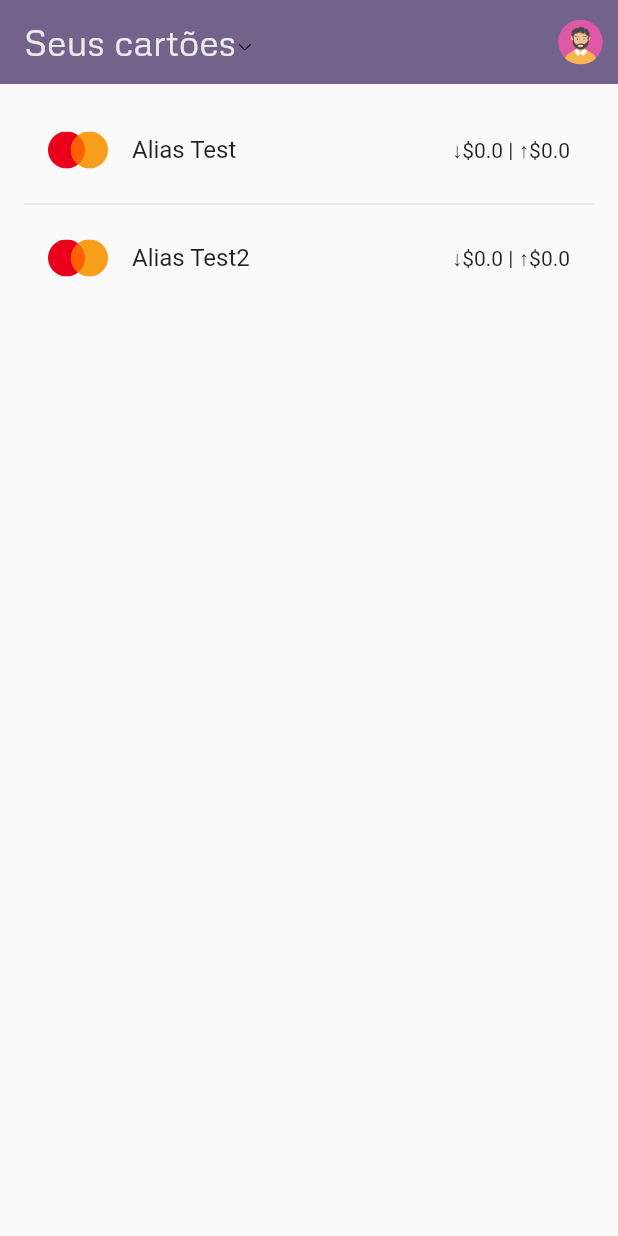
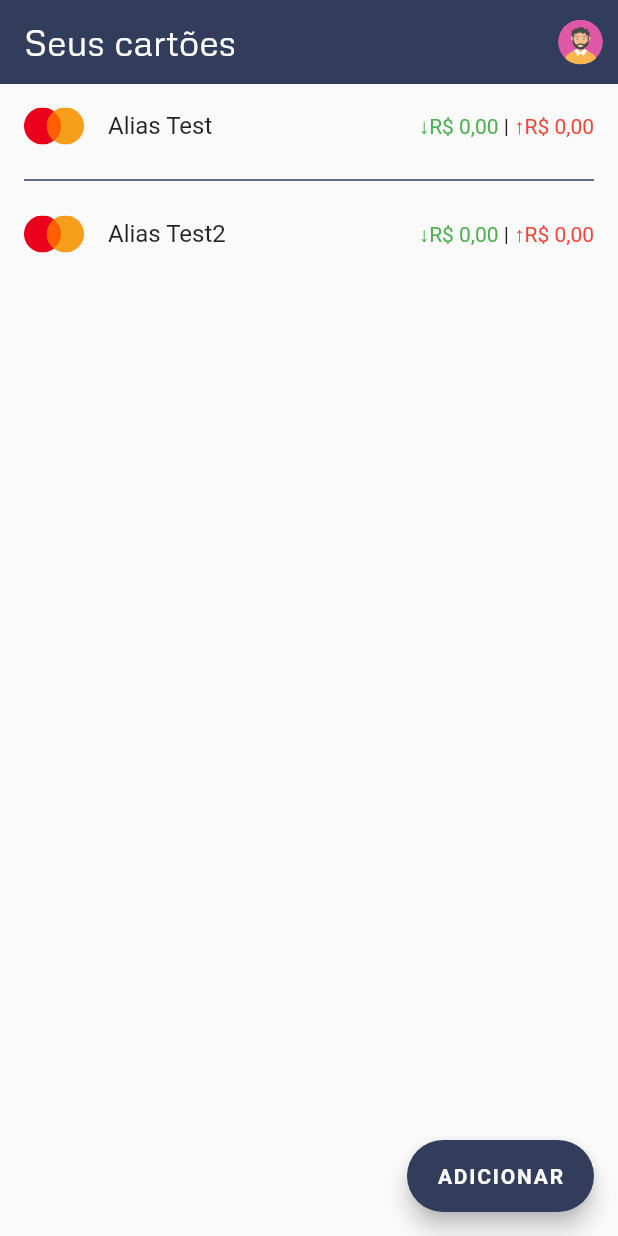
Before and after one commit to travizanutto/ad35c, a Flutter app: the screen it shows after launch, on a phone screen of 412 x 824 dp. Run offline on Flutter 3.47's test engine with Material 2 defaults, Android fonts, the phone set to English and light mode, and no system bars; our stand-ins replace flutter_svg, get.

Commit message:
Get added to project and button to add card (#8)
* some minor name refactoring

* file refactoring

* Get added to project and button to add card

```diff
--- a/lib/pages/transaction_controller.dart
+++ b/lib/controllers/transaction_controller.dart
@@ -1,11 +1,11 @@
-import 'package:vwalltet/models/transaction.dart';
+import 'package:vwalltet/models/transaction_model.dart';
 
 class TransactionController {
-  late List<Transaction> transactionList;
+  late List<TransactionModel> transactionList;
 
   TransactionController() {
     transactionList = [
-      Transaction(
+      TransactionModel(
           name: "Teste", description: "01", price: 0.00, date: DateTime.now()),
     ];
   }
--- a/lib/main.dart
+++ b/lib/main.dart
@@ -1,4 +1,5 @@
 import 'package:flutter/material.dart';
+import 'package:get/get.dart';
 import 'package:vwalltet/pages/home_page.dart';
 
 void main() {
@@ -10,7 +11,7 @@ class MyApp extends StatelessWidget {
 
   @override
   Widget build(BuildContext context) {
-    return MaterialApp(
+    return GetMaterialApp(
       debugShowCheckedModeBanner: false,
       home: HomePage(),
     );
--- a/lib/models/card_model.dart
+++ b/lib/models/card_model.dart
@@ -1,14 +1,17 @@
+import 'package:vwalltet/models/transaction_model.dart';
+
 enum Issuer { unknown, visa, mastercard }
 
 class CardModel {
-  String cardholderName;
+  final String cardholderName;
   String alias;
-  String cardNumber;
-  String cvc;
-  Issuer issuer;
-  DateTime expDate;
+  final String cardNumber;
+  final String cvc;
+  final Issuer issuer;
+  final DateTime expDate;
   double incoming;
   double expense;
+  List<TransactionModel> transactionList;
 
   CardModel(
       {required this.cardholderName,
@@ -16,6 +19,8 @@ class CardModel {
       required this.cardNumber,
       required this.cvc,
       required this.issuer,
-      required this.expDate})
-      : incoming = 0, expense = 0;
+      required this.expDate,})
+      : incoming = 0,
+      expense = 0,
+      transactionList = [];
 }
--- a/lib/models/profile.dart
+++ b/lib/models/profile_model.dart
@@ -1,4 +1,4 @@
-class UserProfile {
+class ProfileModel {
   String id;
   String username;
   String email;
@@ -6,7 +6,7 @@ class UserProfile {
   String bio;
   String profileImageUrl;
 
-  UserProfile({
+  ProfileModel({
     required this.id,
     required this.username,
     required this.email,
--- a/lib/models/transaction.dart
+++ /dev/null
@@ -1,8 +0,0 @@
-class Transaction {
-  String name;
-  String description;
-  double price;
-  DateTime date;
-
-  Transaction({required this.name, required this.description, required this.price, required this.date});
-}
--- a/lib/pages/home_page.dart
+++ b/lib/pages/home_page.dart
@@ -1,10 +1,12 @@
 import 'package:flutter/material.dart';
 import 'package:flutter_svg/flutter_svg.dart';
-import 'package:vwalltet/pages/transaction_controller.dart';
+import 'package:get/get.dart';
+import 'package:vwalltet/pages/card_mang_page.dart';
 import 'package:vwalltet/repositories/card_repository.dart';
+import 'package:vwalltet/widgets/card_list_view.dart';
+import 'package:vwalltet/widgets/home_page_widgets.dart';
 import 'profile_page.dart';
-import '../models/profile.dart';
-
+import '../models/profile_model.dart';
 
 class CustomColor {
   static const gunmetal = 0xff183642;
@@ -14,7 +16,7 @@ class CustomColor {
   static const EASports = 0xffeaeaea;
 }
 
-UserProfile userProfile = UserProfile(
+ProfileModel userProfile = ProfileModel(
   id: 'userId',
   username: 'NomeDeUsuario',
   email: 'usuario@example.com',
@@ -29,9 +31,6 @@ class HomePage extends StatefulWidget {
 }
 
 class _HomePageState extends State<HomePage> {
-  var transactionController = TransactionController();
-  final cardList = CardRepository.list;
-
   @override
   void initState() {
     build(context);
@@ -42,68 +41,17 @@ class _HomePageState extends State<HomePage> {
   Widget build(BuildContext context) {
     return Scaffold(
       appBar: homePageAppBar(context),
-      body: ListView.separated(
-          itemBuilder: (BuildContext context, int index) {
-            return ListTile(
-              leading: SizedBox(
-                  width: 40,
-                  height: 40,
-                  child: SvgPicture.asset('assets/icons/mastercard_logo.svg')),
-              title: Text(cardList[index].alias),
-              trailing: Text('↓\$${cardList[index].incoming} | ↑\$${cardList[index].expense}'),
-            );
-          },
-          padding: EdgeInsets.all(16),
-          separatorBuilder: (_, __) => const Divider(),
-          itemCount: cardList.length),
+      body: cardListView(),
+      floatingActionButton: FloatingActionButton.extended(
+        onPressed: () {
+          Get.to(CardManagerPage());
+        },
+        label: Text(
+          'ADICIONAR',
+          style: TextStyle(fontWeight: FontWeight.bold),
+        ),
+        backgroundColor: Color(CustomColor.delftBlue),
+      ),
     );
   }
 }
-
-Row appBarTitle() {
-  return Row(
-    children: [
-      const Text('Seus cartões',
-          style: TextStyle(
-            fontFamily: 'Metrophobic',
-            fontSize: 24,
-            color: Color(CustomColor.EASports),
-          )),
-      Padding(
-        padding: const EdgeInsets.only(left: 2, top: 7),
-        child: SizedBox(
-            height: 8.0,
-            width: 8.0,
-            child: SvgPicture.asset('assets/icons/down_arrow.svg')),
-      )
-    ],
-  );
-}
-
-AppBar homePageAppBar(BuildContext context) {
-  return AppBar(
-    title: appBarTitle(),
-    centerTitle: false,
-    backgroundColor: const Color(CustomColor.pompAndPower),
-    actions: [
-      GestureDetector(
-        onTap: () {
-          // Navegue para a ProfilePage quando o ícone for tocado.
-          Navigator.push(
-            context,
-            MaterialPageRoute(
-              builder: (context) => ProfilePage(userProfile: userProfile),
-            ),
-          );
-        },
-        child: Container(
-          margin: const EdgeInsets.all(10),
-          width: 30,
-          height: 30,
-          child: SvgPicture.asset('assets/icons/man_pp.svg'),
-        ),
-      ),
-    ],
-    elevation: 0,
-  );
-}
--- a/lib/repositories/card_repository.dart
+++ b/lib/repositories/card_repository.dart
@@ -1,14 +1,15 @@
 import 'package:vwalltet/models/card_model.dart';
 
 class CardRepository {
-  static List<CardModel> list = [
+  List<CardModel> _list = [
     CardModel(
         cardholderName: 'Nome de Test',
         cardNumber: 'xxxx-xxxx-xxxx-xxxx',
         cvc: '00',
         expDate: DateTime.now(),
         alias: 'Alias Test',
-        issuer: Issuer.mastercard),
+        issuer: Issuer.mastercard,
+        ),
     CardModel(
         cardholderName: 'Nome de Test2',
         cardNumber: 'xxxx-xxxx-xxxx-xxxx',
@@ -17,4 +18,5 @@ class CardRepository {
         alias: 'Alias Test2',
         issuer: Issuer.visa),
   ];
+  List<CardModel> get list => _list;
 }
--- a/lib/repositories/transaction_repository.dart
+++ b/lib/repositories/transaction_repository.dart
@@ -1,9 +1,7 @@
-import 'package:vwalltet/models/transaction.dart';
+import 'package:vwalltet/models/transaction_model.dart';
 
 class TransactionRepository {
-  final List<Transaction> _transactionList = [];
+  final List<TransactionModel> _transactionList = [];
 
   get transactionList => _transactionList;
-
-
 }
--- /dev/null
+++ b/lib/widgets/card_list_view.dart
@@ -0,0 +1,49 @@
+import 'package:flutter/material.dart';
+import 'package:flutter_svg/flutter_svg.dart';
+import 'package:intl/intl.dart';
+import 'package:vwalltet/controllers/card_controller.dart';
+import 'package:vwalltet/pages/home_page.dart';
+import 'package:vwalltet/repositories/card_repository.dart';
+
+Widget cardListView() {
+  final cardList = CardController().cardList;
+  final currencyFormat = NumberFormat.currency(locale: 'pt_BR', name: 'R\$');
+  return ListView.separated(
+    itemBuilder: (BuildContext context, int index) {
+      return ListTile(
+        leading: SizedBox(
+            width: 40,
+            height: 40,
+            child: SvgPicture.asset('assets/icons/mastercard_logo.svg')),
+        title: Text(cardList[index].alias),
+        trailing: SizedBox(
+          width: 150,
+          height: 20,
+          child: Row(
+            mainAxisAlignment: MainAxisAlignment.end,
+            children: [
+              Text(
+                //↓
+                '↓${currencyFormat.format(cardList[index].incoming)}',
+                style: TextStyle(color: Colors.green),
+              ),
+              Text(' | '),
+              Text(
+                //
+                '↑${currencyFormat.format(cardList[index].expense)}',
+                style: TextStyle(color: Colors.red),
+              ),
+            ],
+          ),
+        ),
+      );
+    },
+    separatorBuilder: (_, __) => const Divider(
+      indent: 16,
+      endIndent: 16,
+      thickness: 1,
+      color: Color(CustomColor.delftBlue),
+    ),
+    itemCount: cardList.length,
+  );
+}
--- /dev/null
+++ b/lib/widgets/home_page_widgets.dart
@@ -0,0 +1,40 @@
+import 'package:flutter/material.dart';
+import 'package:flutter_svg/svg.dart';
+import 'package:get/get.dart';
+import 'package:vwalltet/pages/home_page.dart';
+import 'package:vwalltet/pages/profile_page.dart';
+
+Row appBarTitle() {
+  return const Row(
+    children: [
+      Text('Seus cartões',
+          style: TextStyle(
+            fontFamily: 'Metrophobic',
+            fontSize: 24,
+            color: Color.fromARGB(255, 255, 255, 255),
+          )),
+    ],
+  );
+}
+
+AppBar homePageAppBar(BuildContext context) {
+  return AppBar(
+    title: appBarTitle(),
+    centerTitle: false,
+    backgroundColor: const Color(CustomColor.delftBlue),
+    actions: [
+      GestureDetector(
+        onTap: () {
+          Get.to(ProfilePage(userProfile: userProfile));
+        },
+        child: Container(
+          margin: const EdgeInsets.all(10),
+          width: 30,
+          height: 30,
+          child: SvgPicture.asset('assets/icons/man_pp.svg'),
+        ),
+      ),
+    ],
+    elevation: 0,
+  );
+}
--- a/pubspec.yaml
+++ b/pubspec.yaml
@@ -36,6 +36,8 @@ dependencies:
   # Use with the CupertinoIcons class for iOS style icons.
   cupertino_icons: ^1.0.2
   flutter_svg: ^2.0.7
+  intl:
+  get:
 
 dev_dependencies:
   flutter_test:
```
Also changed, not shown: lib/controllers/card_controller.dart (added, +9 -0 lines), lib/models/transaction_model.dart (added, +12 -0 lines), lib/pages/card_mang_page.dart (added, +17 -0 lines), lib/pages/edit_profile_page.dart (+46 -22 lines), lib/pages/profile_page.dart (+5 -5 lines), lib/pages/transaction_page.dart (+5 -4 lines), lib/repositories/user_profile_repository.dart (+4 -4 lines).
